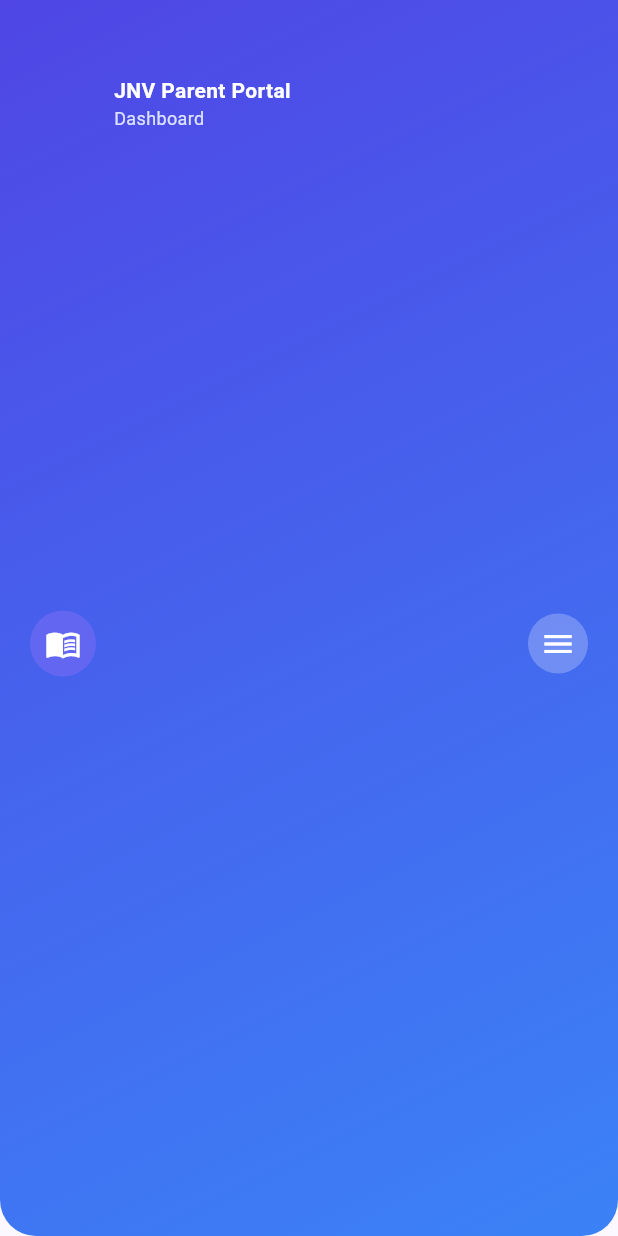
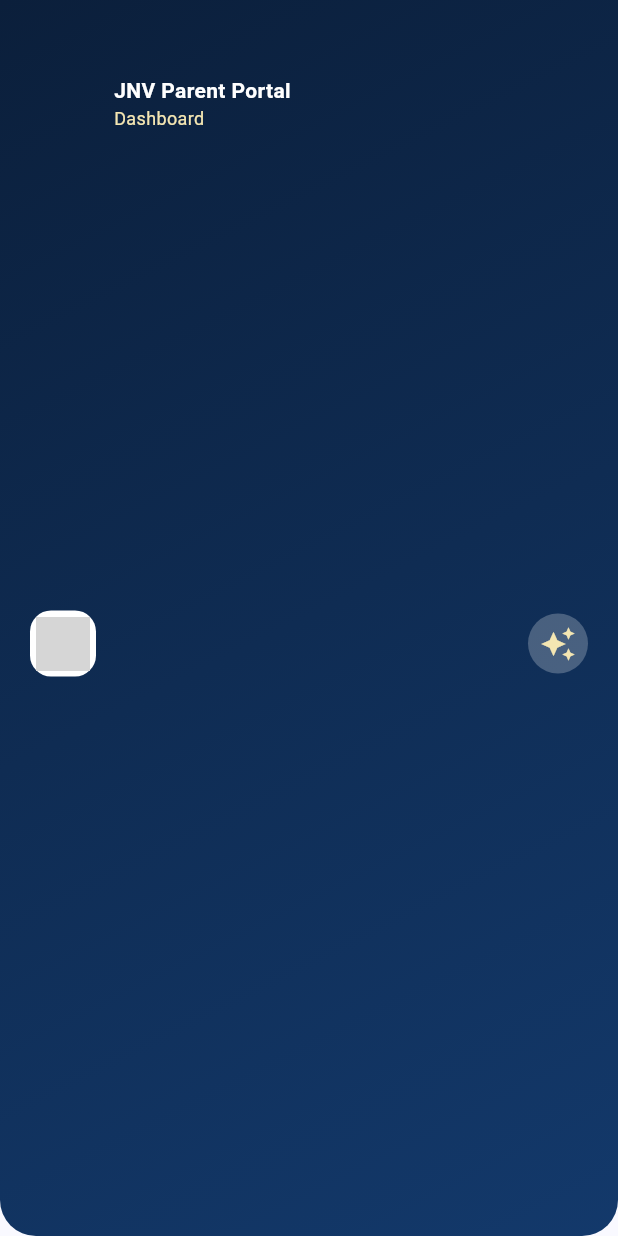
Before and after one commit to Possibly-coder/jnv, a Flutter app: the HeaderBar widget shown alone on an empty page, opened directly, on a phone screen of 412 x 824 dp. Run offline on Flutter 3.47's test engine with Material 3 defaults, Android fonts, the light colour scheme and no system bars; our stand-ins replace firebase_auth, firebase_core, firebase_messaging, flutter_secure_storage, package_info_plus; accounts and stored records are empty; network calls fail; grey boxes are pictures that could not be loaded.

Commit message:
feat: apply JNV logo across mobile and web

```diff
--- a/mobile/lib/main.dart
+++ b/mobile/lib/main.dart
@@ -8,6 +8,10 @@ import 'package:firebase_auth/firebase_auth.dart';
 import 'package:firebase_messaging/firebase_messaging.dart';
 import 'package:package_info_plus/package_info_plus.dart';
 
+const Color kBrandNavy = Color(0xFF0B1F3B);
+const Color kBrandNavyLight = Color(0xFF13396B);
+const Color kBrandGold = Color(0xFFD4AF37);
+
 const String kApiBaseUrl = String.fromEnvironment(
   'API_BASE_URL',
   defaultValue: 'https://jnv-web.onrender.com',
@@ -27,7 +31,10 @@ class JnvApp extends StatelessWidget {
       title: 'JNV Parent Portal',
       debugShowCheckedModeBanner: false,
       theme: ThemeData(
-        colorScheme: ColorScheme.fromSeed(seedColor: const Color(0xFF4F46E5)),
+        colorScheme: ColorScheme.fromSeed(seedColor: kBrandNavy).copyWith(
+          primary: kBrandNavy,
+          secondary: kBrandGold,
+        ),
         useMaterial3: true,
         fontFamily: 'Roboto',
       ),
@@ -1612,7 +1619,7 @@ class HeaderBar extends StatelessWidget {
       padding: const EdgeInsets.fromLTRB(20, 50, 20, 16),
       decoration: const BoxDecoration(
         gradient: LinearGradient(
-          colors: [Color(0xFF4F46E5), Color(0xFF3B82F6)],
+          colors: [kBrandNavy, kBrandNavyLight],
           begin: Alignment.topLeft,
           end: Alignment.bottomRight,
         ),
@@ -1625,10 +1632,18 @@ class HeaderBar extends StatelessWidget {
         children: [
           Row(
             children: [
-              const CircleAvatar(
-                radius: 22,
-                backgroundColor: Color(0xFF6366F1),
-                child: Icon(Icons.menu_book, color: Colors.white),
+              Container(
+                width: 44,
+                height: 44,
+                padding: const EdgeInsets.all(4),
+                decoration: BoxDecoration(
+                  color: Colors.white,
+                  borderRadius: BorderRadius.circular(14),
+                ),
+                child: ClipRRect(
+                  borderRadius: BorderRadius.circular(10),
+                  child: Image.asset('assets/jnv-logo.png', fit: BoxFit.cover),
+                ),
               ),
               const SizedBox(width: 12),
               Column(
@@ -1642,7 +1657,7 @@ class HeaderBar extends StatelessWidget {
                   Text(
                     subtitle,
                     style:
-                        const TextStyle(color: Color(0xFFDCE3FF), fontSize: 12),
+                        const TextStyle(color: Color(0xFFF4E6B2), fontSize: 12),
                   ),
                 ],
               ),
@@ -1651,7 +1666,7 @@ class HeaderBar extends StatelessWidget {
           const CircleAvatar(
             radius: 20,
             backgroundColor: Colors.white24,
-            child: Icon(Icons.menu, color: Colors.white),
+            child: Icon(Icons.auto_awesome, color: Color(0xFFF4E6B2)),
           ),
         ],
       ),
--- a/mobile/pubspec.yaml
+++ b/mobile/pubspec.yaml
@@ -23,3 +23,5 @@ dev_dependencies:
 
 flutter:
   uses-material-design: true
+  assets:
+    - assets/jnv-logo.png
```
Also changed, not shown: 4 other files.
